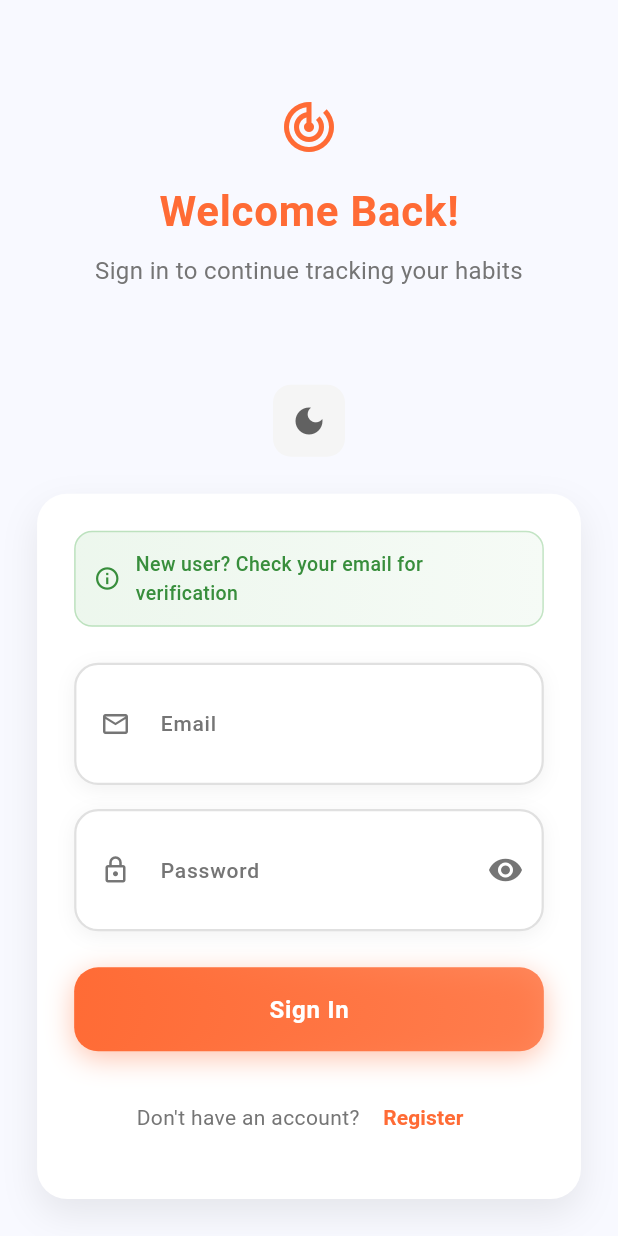
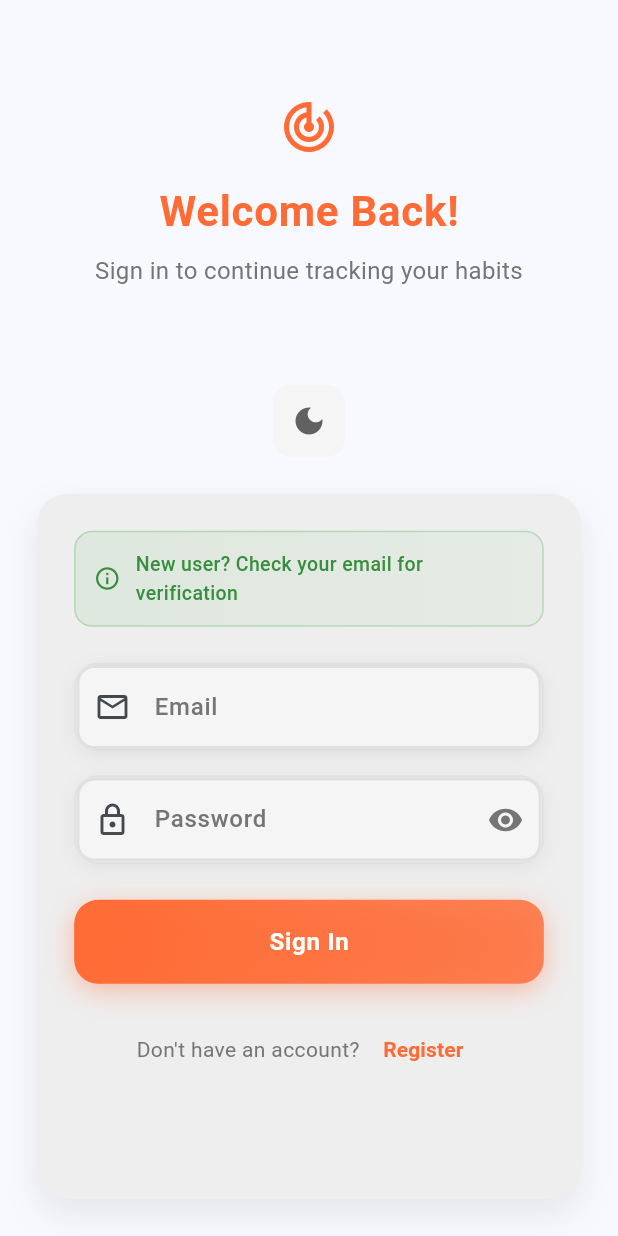
Before and after one commit to ItsArupSaha/habit_tracker, a Flutter app: the screen it shows after launch, on a phone screen of 412 x 824 dp. Run offline on Flutter 3.47's test engine with Material 3 defaults, Android fonts, the phone set to English and light mode, and no system bars; our stand-ins replace cloud_firestore, firebase_auth, firebase_core, image_picker, shared_preferences; accounts and stored records are empty.

Commit message:
minor fix

```diff
--- a/lib/screens/auth/login_screen.dart
+++ b/lib/screens/auth/login_screen.dart
@@ -229,7 +229,7 @@ class _LoginScreenState extends State<LoginScreen> with TickerProviderStateMixin
                           margin: EdgeInsets.all(MediaQuery.of(context).size.width * 0.06),
                           padding: EdgeInsets.all(MediaQuery.of(context).size.width * 0.06),
                           decoration: BoxDecoration(
-                            color: Colors.white,
+                            color: Colors.grey[200],
                             borderRadius: BorderRadius.circular(20),
                             boxShadow: [
                               BoxShadow(
--- a/lib/screens/auth/register_screen.dart
+++ b/lib/screens/auth/register_screen.dart
@@ -275,7 +275,7 @@ class _RegisterScreenState extends State<RegisterScreen> with TickerProviderStat
                           margin: EdgeInsets.all(MediaQuery.of(context).size.width * 0.06),
                           padding: EdgeInsets.all(MediaQuery.of(context).size.width * 0.06),
                           decoration: BoxDecoration(
-                            color: Colors.white,
+                            color: Colors.grey[200],
                             borderRadius: BorderRadius.circular(20),
                             boxShadow: [
                               BoxShadow(
--- a/lib/widgets/custom_text_field.dart
+++ b/lib/widgets/custom_text_field.dart
@@ -146,40 +146,53 @@ class _CustomTextFieldState extends State<CustomTextField> with SingleTickerProv
                   decoration: InputDecoration(
                     labelText: widget.labelText,
                     hintText: widget.hintText,
-                    prefixIcon: widget.prefixIcon != null ? Padding(
-                      padding: const EdgeInsets.all(16),
-                      child: Icon(
-                        (widget.prefixIcon as Icon).icon,
-                        color: _isFocused
-                            ? const Color(0xFFFF6B35)
-                            : Colors.grey[600],
-                        size: 20,
+                    prefixIcon: widget.prefixIcon,
+                    suffixIcon: widget.suffixIcon,
+                    border: OutlineInputBorder(
+                      borderRadius: BorderRadius.circular(12),
+                      borderSide: BorderSide(
+                        color: _isFocused ? const Color(0xFFFF6B35) : Colors.grey[300]!,
+                        width: 2,
                       ),
-                    ) : null,
-                    suffixIcon: widget.suffixIcon,
-                    border: InputBorder.none,
-                    contentPadding: EdgeInsets.only(
-                      left: widget.prefixIcon != null ? 0 : 20,
-                      right: widget.suffixIcon != null ? 0 : 20,
-                      top: 20,
-                      bottom: 20,
                     ),
+                    enabledBorder: OutlineInputBorder(
+                      borderRadius: BorderRadius.circular(12),
+                      borderSide: BorderSide(
+                        color: _isFocused ? const Color(0xFFFF6B35) : Colors.grey[300]!,
+                        width: 2,
+                      ),
+                    ),
+                    focusedBorder: OutlineInputBorder(
+                      borderRadius: BorderRadius.circular(12),
+                      borderSide: const BorderSide(
+                        color: Color(0xFFFF6B35),
+                        width: 2,
+                      ),
+                    ),
+                    errorBorder: OutlineInputBorder(
+                      borderRadius: BorderRadius.circular(12),
+                      borderSide: const BorderSide(
+                        color: Colors.red,
+                        width: 2,
+                      ),
+                    ),
+                    focusedErrorBorder: OutlineInputBorder(
+                      borderRadius: BorderRadius.circular(12),
+                      borderSide: const BorderSide(
+                        color: Colors.red,
+                        width: 2,
+                      ),
+                    ),
+                    filled: true,
+                    fillColor: _isFocused ? Colors.white : Colors.grey[100],
+                    contentPadding: const EdgeInsets.symmetric(horizontal: 16, vertical: 16),
                     labelStyle: TextStyle(
-                      color: _isFocused
-                          ? const Color(0xFFFF6B35)
-                          : Colors.grey[600],
-                      fontSize: 14,
+                      color: _isFocused ? const Color(0xFFFF6B35) : Colors.grey[600],
                       fontWeight: FontWeight.w500,
                     ),
                     hintStyle: TextStyle(
                       color: Colors.grey[400],
                       fontSize: 14,
-                      fontWeight: FontWeight.w400,
-                    ),
-                    counterText: widget.counterText,
-                    counterStyle: TextStyle(
-                      color: Colors.grey[500],
-                      fontSize: 12,
                     ),
                   ),
                 ),
```
